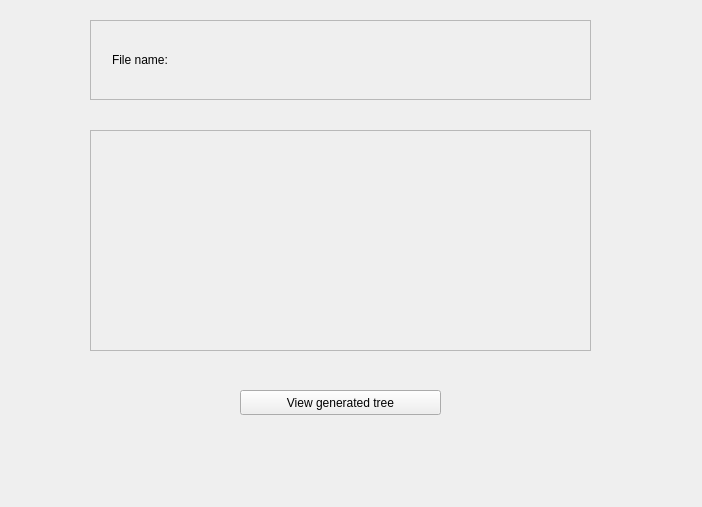
Qt form UI_Folder/DataVisualisation.ui (Dimitrios-Mourtzilas/Business-Strategy) before a commit.
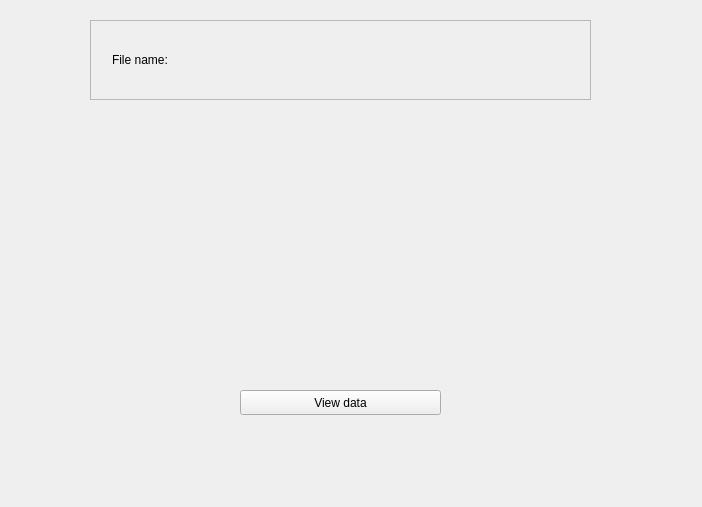
The same form after that commit.

```diff
--- a/UI_Folder/DataVisualisation.ui
+++ b/UI_Folder/DataVisualisation.ui
@@ -23,47 +23,9 @@
     </rect>
    </property>
    <property name="text">
-    <string>View generated tree</string>
+    <string>View data</string>
    </property>
   </widget>
-  <widget class="QFrame" name="frame">
-   <property name="geometry">
-    <rect>
-     <x>90</x>
-     <y>130</y>
-     <width>501</width>
-     <height>221</height>
-    </rect>
-   </property>
-   <property name="frameShape">
-    <enum>QFrame::StyledPanel</enum>
-   </property>
-   <property name="frameShadow">
-    <enum>QFrame::Raised</enum>
-   </property>
-   <widget class="QFrame" name="verticalFrame">
-    <property name="geometry">
-     <rect>
-      <x>0</x>
-      <y>0</y>
-      <width>501</width>
-      <height>221</height>
-     </rect>
-    </property>
-    <layout class="QVBoxLayout" name="verticalLayout">
-     <item>
-      <widget class="QLabel" name="tree_label">
-       <property name="styleSheet">
-        <string notr="true"/>
-       </property>
-       <property name="text">
-        <string/>
-       </property>
-      </widget>
-     </item>
-    </layout>
-   </widget>
-  </widget>
   <widget class="QFrame" name="frame_2">
    <property name="geometry">
     <rect>
@@ -111,6 +73,17 @@
     </layout>
    </widget>
   </widget>
+  <widget class="QFrame" name="horizontalFrame">
+   <property name="geometry">
+    <rect>
+     <x>90</x>
+     <y>130</y>
+     <width>501</width>
+     <height>231</height>
+    </rect>
+   </property>
+   <layout class="QHBoxLayout" name="horizontalLayout_2"/>
+  </widget>
  </widget>
  <resources/>
  <connections/>
```
